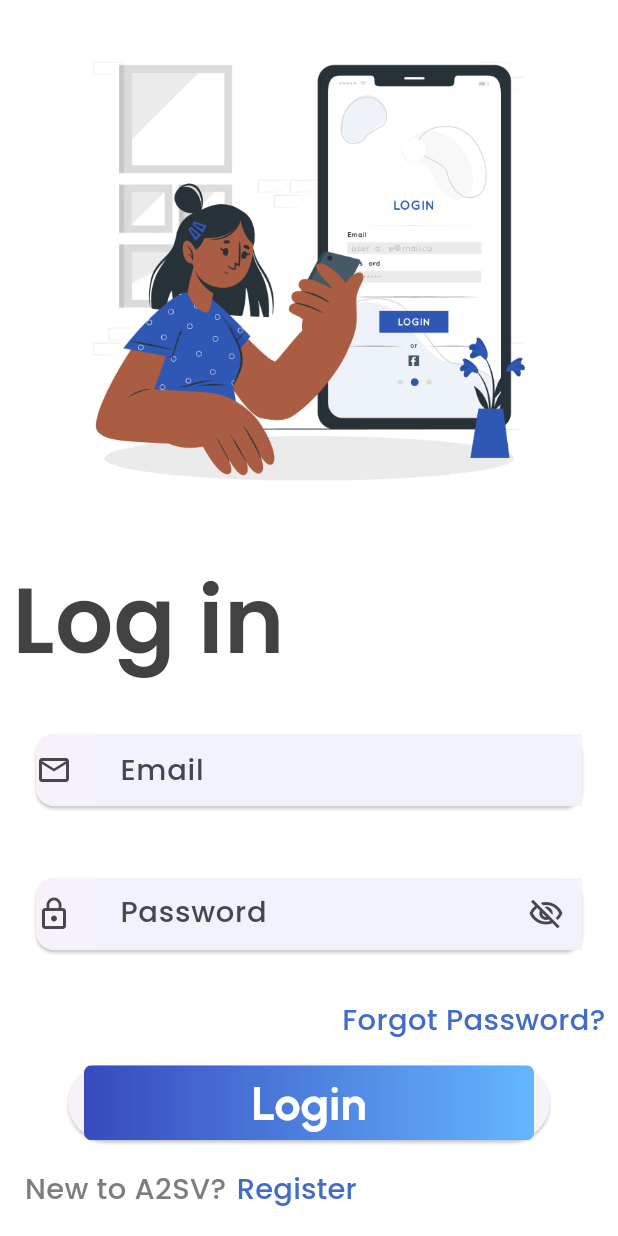
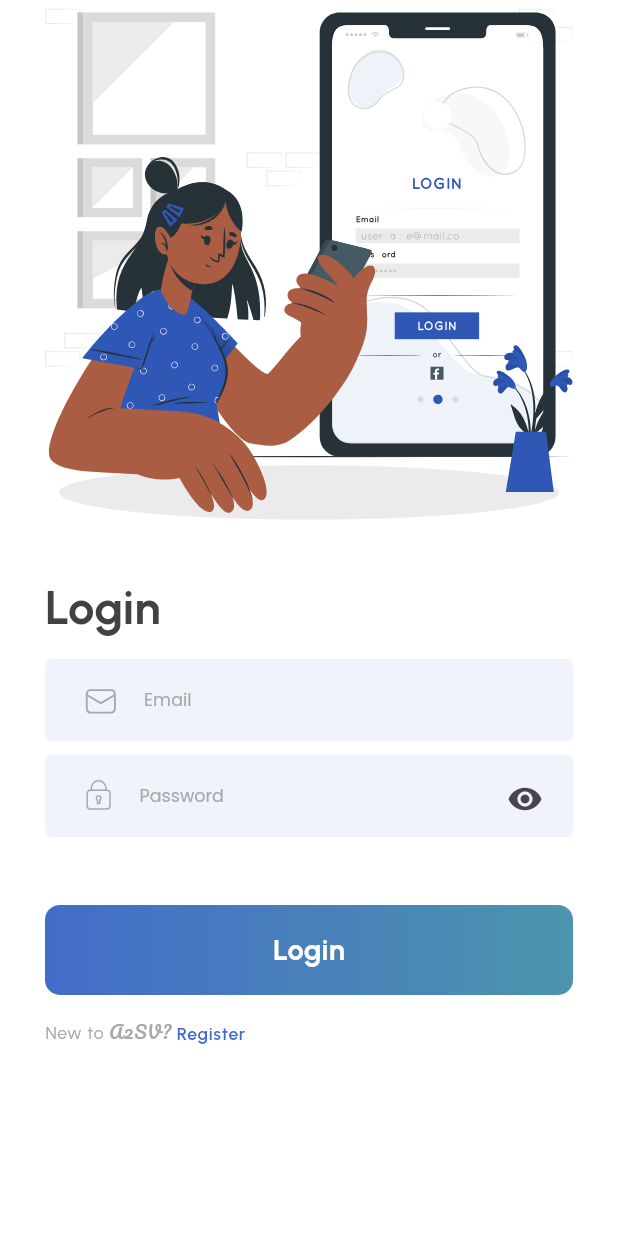
Before and after one commit to A2SV/Ghana-G4-Starter-Project, a Flutter app: the LoginScreen screen opened by its route, on a phone screen of 412 x 824 dp. Run offline on Flutter 3.47's test engine with Material 3 defaults, Android fonts, the phone set to English and light mode, and no system bars; our stand-ins replace bloc, dartz, dotted_border, equatable, flutter_bloc, flutter_styled_toast and 8 more; missing offline and left inert: validation_pro.

Commit message:
feat(mobile): added the login implementation

```diff
--- a/mobile/lib/src/features/auth/data/data_sources/auth_remote_data_source.dart
+++ b/mobile/lib/src/features/auth/data/data_sources/auth_remote_data_source.dart
@@ -28,18 +28,20 @@ class AuthRemoteDataSourceImpl implements AuthRemoteDataSource {
     required String email,
     required String password,
   }) async {
-    final response =
-        await client.post(Uri.https(Constants.loginAPIEndpoint), headers: {
-      'Content-Type': 'application/json',
-    }, body: {
-      'email': email,
-      'password': password
-    });
+    final response = await client.post(
+      Uri.parse(Constants.loginAPIEndpoint),
+      headers: {
+        'Content-Type': 'application/json',
+      },
+      body: json.encode(
+        {'email': email, 'password': password},
+      ),
+    );
 
     if (response.statusCode == 200) {
       return LoginReturnModel.fromJson(json.decode(response.body));
     } else {
-      throw ServerException();
+      throw ServerException(errorMessage: response.body);
     }
   }
 
--- a/mobile/lib/src/features/auth/data/repositories/auth_repository_impl.dart
+++ b/mobile/lib/src/features/auth/data/repositories/auth_repository_impl.dart
@@ -22,8 +22,9 @@ class AuthRepositoryImpl implements AuthRepository {
         final loginReturn =
             await remoteDataSource.login(email: email, password: password);
         return Right(loginReturn);
-      } on ServerException {
-        return Left(ServerFailure());
+      } on ServerException catch (e) {
+        return Left(
+            ServerFailure(errorMessage: e.errorMessage ?? "Server Error"));
       }
     } else {
       return Left(NetworkFailure());
@@ -47,8 +48,7 @@ class AuthRepositoryImpl implements AuthRepository {
         return Right(userAccount);
       } on ServerException catch (e) {
         return Left(
-          ServerFailure(errorMessage: e.errorMessage ?? "Server Error"),
-        );
+            ServerFailure(errorMessage: e.errorMessage ?? "Server Error"));
       }
     } else {
       return Left(NetworkFailure());
--- a/mobile/lib/src/features/auth/domain/entities/login_return.dart
+++ b/mobile/lib/src/features/auth/domain/entities/login_return.dart
@@ -1,6 +1,5 @@
 import 'package:equatable/equatable.dart';
 import 'package:starter_project/src/core/core.dart';
-import 'package:starter_project/src/features/auth/domain/domain.dart';
 
 class LoginReturn extends Equatable {
   final String token;
--- a/mobile/lib/src/features/auth/presentation/pages/login_screen.dart
+++ b/mobile/lib/src/features/auth/presentation/pages/login_screen.dart
@@ -1,12 +1,18 @@
 import 'package:flutter/material.dart';
 import 'package:flutter_bloc/flutter_bloc.dart';
 import 'package:responsive_sizer/responsive_sizer.dart';
-import 'package:starter_project/src/core/theme/text_theme.dart';
+import 'package:starter_project/generated/assets.gen.dart';
+import 'package:starter_project/generated/fonts.gen.dart';
+import 'package:starter_project/src/core/routes/routes_config.dart';
+import 'package:starter_project/src/core/theme/app_light_theme_colors.dart';
+import 'package:starter_project/src/core/utils/custom_extensions.dart';
+import 'package:starter_project/src/core/utils/custom_snackbar.dart';
 import 'package:starter_project/src/core/validator/validator.dart';
+import 'package:starter_project/src/core/widgets/custom_button.dart';
+import 'package:starter_project/src/core/widgets/custom_textformfield.dart';
 import 'package:starter_project/src/features/auth/presentation/bloc/auth/auth_bloc.dart';
-
-import '../../../../../generated/fonts.gen.dart';
-import '../../../../core/theme/app_light_theme_colors.dart';
+import 'package:starter_project/src/features/auth/presentation/pages/register_screen.dart';
+import 'package:starter_project/src/features/blog/presentation/pages/blog_details.dart';
 
 class LoginScreen extends StatefulWidget {
   static const String routeName = 'login-screen';
@@ -19,200 +25,133 @@ class _LoginScreenState extends State<LoginScreen> {
   TextEditingController emailController = TextEditingController();
   TextEditingController passwordController = TextEditingController();
   final _loginFormKey = GlobalKey<FormState>();
-  bool _obscuretext = false;
 
   @override
   Widget build(BuildContext context) {
     return Scaffold(
+      appBar: PreferredSize(
+        preferredSize: const Size.fromHeight(4),
+        child: Container(),
+      ),
       body: SingleChildScrollView(
         child: BlocConsumer<AuthBloc, AuthState>(
           listener: (context, state) {
-          // TODO: implement listener
+            if (state is AuthFailure) {
+              CustomSnackBar.errorSnackBar(
+                context: context,
+                message: state.message,
+              );
+            } else if (state is AuthSuccess) {
+              switchScreen(
+                context: context,
+                routeName: BlogDetails.routeName,
+              );
+            }
           },
           builder: (context, state) {
             return Form(
               key: _loginFormKey,
-            child: Center(
-              child: Container(
-                alignment: Alignment.center,
               child: Column(
-                  mainAxisAlignment: MainAxisAlignment.center,
+                crossAxisAlignment: CrossAxisAlignment.stretch,
                 children: [
-                    Container(
-                      margin: EdgeInsets.all(
-                          MediaQuery.of(context).size.width * 0.1),
-                      width: MediaQuery.of(context).size.width * 0.7,
-                      child: Center(
-                        child:
-                            Image.asset('assets/images/girl_holding_phone.png'),
+                  Assets.svg.loginCuate.path.asSvgImage(
+                    height: 345.0,
+                    width: 350.0,
+                  ),
+                  SizedBox(
+                    height: 4.h,
+                  ),
+                  Text(
+                    'Login',
+                    style: context.textTheme.labelLarge,
+                  ),
+                  SizedBox(
+                    height: 1.h,
+                  ),
+                  CustomTextFormField(
+                    validate: (String? email) =>
+                        CustomValidator.validateEmail(email!),
+                    textFormFieldType: TextFormFieldType.regular,
+                    hintText: 'Email',
+                    controller: emailController,
+                    prefixIcon: Assets.svg.emailPrefixIcon.path
+                        .asSvgImage()
+                        .onlyPadding(0, 0, 6.w, 3.w),
+                  ).verticalPadding(0.5.h),
+                  CustomTextFormField(
+                    validate: (String? password) =>
+                        CustomValidator.validatePassword(password!),
+                    textFormFieldType: TextFormFieldType.password,
+                    hintText: 'Password',
+                    controller: passwordController,
+                    prefixIcon: Assets.svg.passwordPrefixIcon.path
+                        .asSvgImage()
+                        .onlyPadding(0, 0, 6.w, 3.w),
+                  ).verticalPadding(0.5.h),
+                  SizedBox(
+                    height: 5.h,
+                  ),
+                  state is AuthLoading
+                      ? const Center(
+                          child: CircularProgressIndicator(),
+                        )
+                      : CustomButton(
+                          text: 'Login',
+                          onPressed: () {
+                            final isValid =
+                                CustomValidator.validateForm(_loginFormKey);
+                            if (isValid) {
+                              BlocProvider.of<AuthBloc>(context).add(
+                                AuthLogin(
+                                  email: emailController.text,
+                                  password: passwordController.text,
+                                ),
+                              );
+                            }
+                          },
+                          horizontalPadding: 0.0,
+                        ),
+                  SizedBox(
+                    height: 2.h,
+                  ),
+                  Row(
+                    children: [
+                      RichText(
+                        key: const Key('loginRichText'),
+                        text: TextSpan(
+                          text: 'New to ',
+                          children: [
+                            TextSpan(
+                              text: 'A2SV?',
+                              style: context.textTheme.labelSmall!.copyWith(
+                                fontFamily: FontFamily.pacifico,
                               ),
                             ),
-                    Container(
-                      margin: EdgeInsets.all(
-                          MediaQuery.of(context).size.width * 0.02),
-                      alignment: Alignment.centerLeft,
-                      child: Text('Log in',
-                          style: CustomTextStyles.kDefaultTextTheme()
-                              .displayLarge),
-                    ),
-                    Container(
-                      child: Column(
-                        children: <Widget>[
-                          Container(
-                              margin: const EdgeInsets.all(20),
-                              child: Card(
-                                child: Container(
-                                  child: TextField(
-                                    controller: emailController,
-                                    style: TextStyle(
-                                      fontSize: 18.sp,
-                                      fontWeight: FontWeight.w500,
-                                      fontFamily: FontFamily.poppins,
-                                      color: Colors.black,
-                                    ),
-                                    decoration: const InputDecoration(
-                                        fillColor: AppLightThemeColors
-                                            .kFieldBackgroundColor,
-                                        filled: true,
-                                        hintText: 'Email',
-                                        icon: Icon(
-                                          Icons.mail_outline,
-                                        ),
-                                        border: InputBorder.none),
+                          ],
+                          style: context.textTheme.labelSmall,
                         ),
                       ),
-                              )),
-                        ],
+                      Text(
+                        ' Register',
+                        style: context.textTheme.labelSmall!.copyWith(
+                          fontWeight: FontWeight.w600,
+                          color: AppLightThemeColors.kPrimaryColor,
                         ),
-                    ),
-                    Container(
-                      margin: const EdgeInsets.all(20),
-                      child: Card(
-                        child: Container(
-                          child: TextField(
-
-                            obscureText: _obscuretext,
-                            controller: passwordController,
-                            style: TextStyle(
-                              fontSize: 18.sp,
-                              fontWeight: FontWeight.w500,
-                              fontFamily: FontFamily.poppins,
-                              color: Colors.black,
-                            ),
-                            decoration: InputDecoration(
-                                hintText: 'Password',
-                                icon: const Icon(
-                                  Icons.lock_outline,
-                                ),
-                                suffixIcon: IconButton(
-                                    icon: Icon(
-                                      _obscuretext
-                                          ? Icons.visibility_outlined
-                                          : Icons.visibility_off_outlined,
-                                    ),
-                                    onPressed: () {
-                                      setState(() {
-                                        _obscuretext = !_obscuretext;
-                                      });
-                                    }),
-                                border: InputBorder.none,
-                                fillColor:
-                                    AppLightThemeColors.kFieldBackgroundColor,
-                                filled: true),
-                          ),
-                        ),
-                      ),
-                    ),
-                    Container(
-                      margin: EdgeInsets.all(
-                          MediaQuery.of(context).size.width * 0.02),
-                      alignment: Alignment.centerRight,
-                      child: Text(
-                        'Forgot Password?',
-                        style: TextStyle(
-                          fontSize: 18.sp,
-                          fontWeight: FontWeight.w500,
-                          fontFamily: FontFamily.poppins,
-                          color: const Color.fromRGBO(67, 108, 201, 1),
-                        ),
-                      ),
-                    ),
-                    Container(
-                      alignment: Alignment.center,
-                      margin: EdgeInsets.all(
-                          MediaQuery.of(context).size.width * 0.02),
-                      child: Column(
-                        children: <Widget>[
-                          Container(
-                            // Adjust the border radius as needed,
-                            child: ElevatedButton(
-                              onPressed: () {},
-                              child: Ink(
-                                decoration: BoxDecoration(
-                                    gradient: const LinearGradient(
-                                      colors: [
-                                        Color(0xff374ABE),
-                                        Color(0xff64B6FF)
-                                      ],
-                                      begin: Alignment.centerLeft,
-                                      end: Alignment.centerRight,
-                                    ),
-                                    borderRadius: BorderRadius.circular(5)),
-                                child: Container(
-                                  constraints: const BoxConstraints(
-                                      maxWidth: 300.0, minHeight: 50.0),
-                                  alignment: Alignment.center,
-                                  child: const Text(
-                                    "Login",
-                                    textAlign: TextAlign.center,
-                                    style: TextStyle(color: Colors.white),
-                                  ),
-                                ),
-                              ),
-                            ),
-                          ),
-                          Container(
-                            margin: EdgeInsets.all(
-                                MediaQuery.of(context).size.width * 0.02),
-                            child: Row(
-                              children: [
-                                Text('New to A2SV?',
-                                    style: CustomTextStyles.kDefaultTextTheme()
-                                        .displayMedium),
-                                TextButton(
-                                  child: Text(
-                                    'Register',
-                                    style: TextStyle(
-                                      fontSize: 18.sp,
-                                      fontWeight: FontWeight.w500,
-                                      fontFamily: FontFamily.poppins,
-                                      color:
-                                          const Color.fromRGBO(67, 108, 201, 1),
-                                    ),
-                                  ),
-                                  onPressed: () {
-                                    final isValid =
-                                        CustomValidator.validateForm(
-                                            _loginFormKey);
-                                    if (isValid) {
-                                      // route upon
-                                    }
-                                  },
-                                ),
-                              ],
-                            ),
-                          )
-                        ],
+                      ).onPressed(
+                        onTap: () => switchScreen(
+                          context: context,
+                          routeName: RegisterScreen.routeName,
                         ),
                       ),
                     ],
                   ),
+                ],
+              ).horizontalPadding(30.0),
+            );
+          },
         ),
       ),
     );
-        },
-      ),
-    ));
   }
 
   @override
```
Also changed, not shown: mobile/assets/svg/login_cuate.svg (added), mobile/lib/generated/assets.gen.dart. Lines whose indentation alone changed are shown as unchanged.
